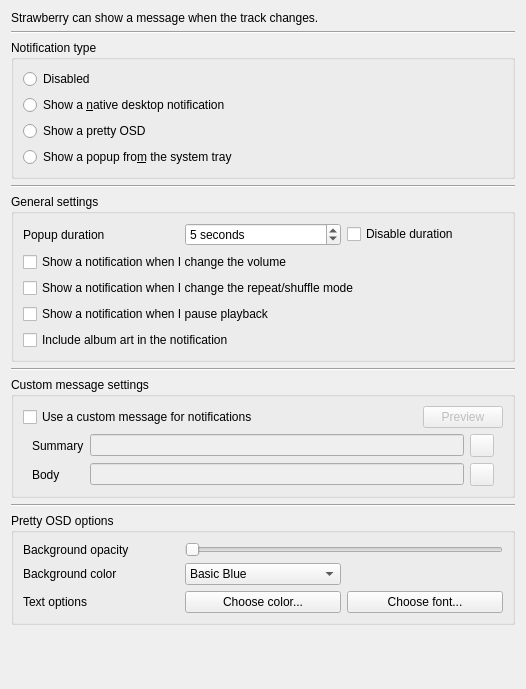
The window that src/settings/notificationssettingspage.ui (strawberrymusicplayer/strawberry) describes before a commit, drawn with Qt 5.
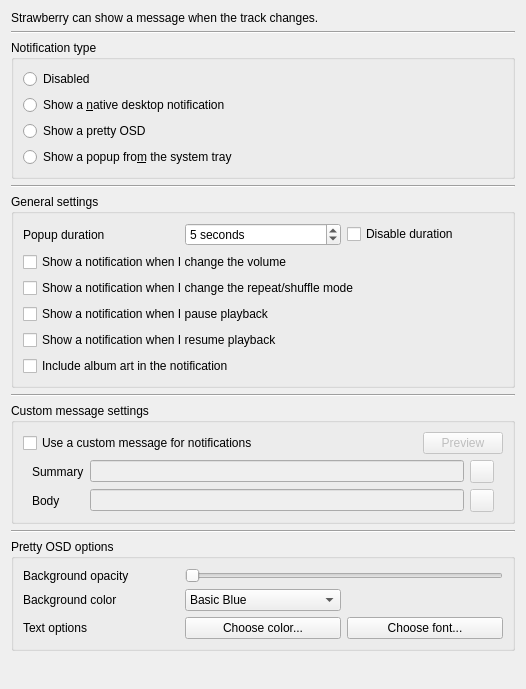
The same window after the commit.

Commit message:
Add option: notification on playback resume
This adds an optional setting to show the
notification that is displayed when changing
the track when resuming playback as well.

Patch:
```diff
--- a/src/settings/notificationssettingspage.ui
+++ b/src/settings/notificationssettingspage.ui
@@ -147,6 +147,13 @@
         </property>
        </widget>
       </item>
+      <item>
+       <widget class="QCheckBox" name="notifications_resume">
+        <property name="text">
+         <string>Show a notification when I resume playback</string>
+        </property>
+       </widget>
+      </item>
       <item>
        <widget class="QCheckBox" name="notifications_art">
         <property name="text">
```
The commit also changes 4 other files.
